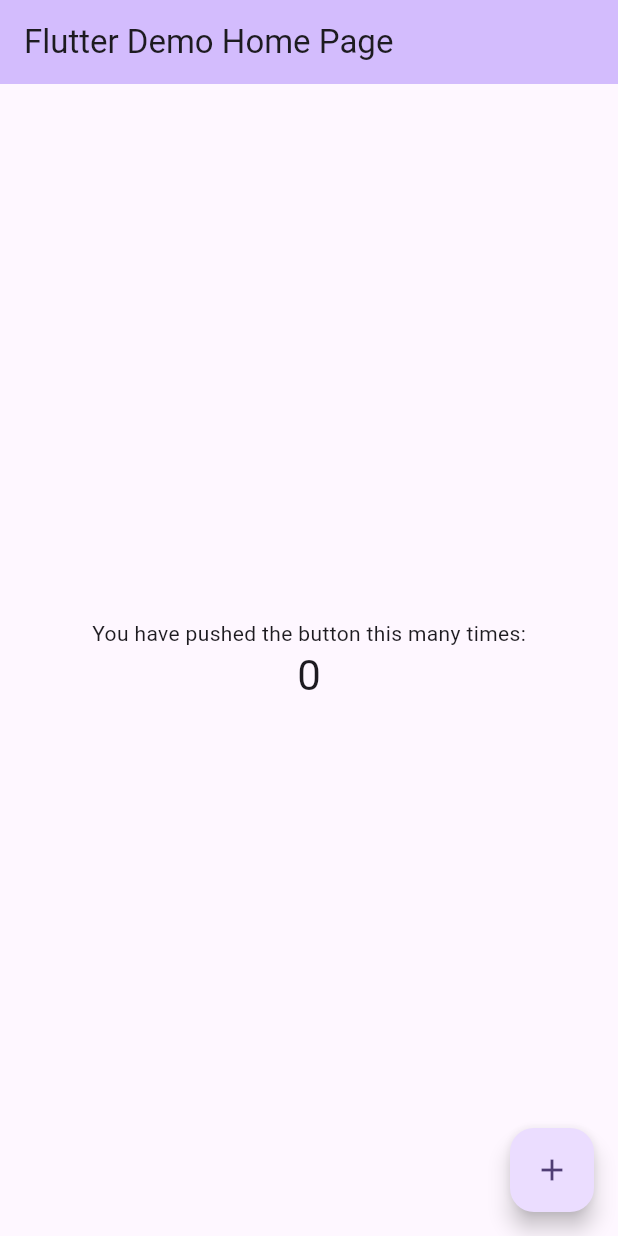
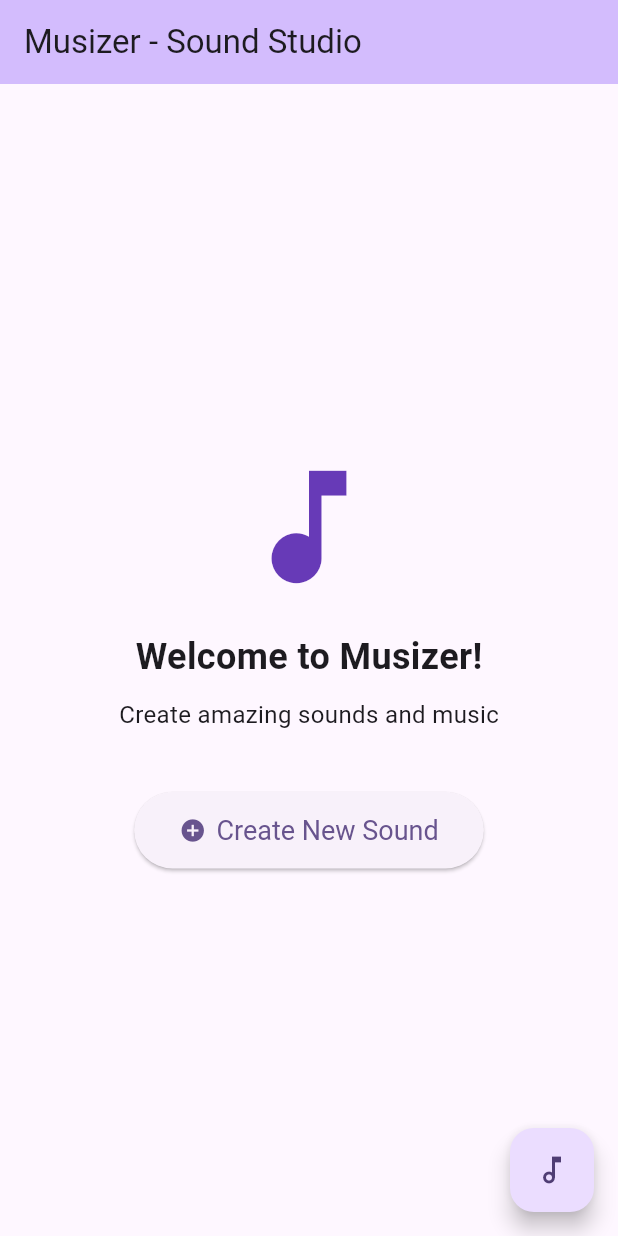
Before and after one commit to RubenPozoMolina/musizer, a Flutter app: the screen it shows after launch, on a phone screen of 412 x 824 dp. Run offline on Flutter 3.47's test engine with Material 3 defaults, Android fonts, the phone set to English and light mode, and no system bars.

Commit message:
Added button and form

```diff
--- a/lib/main.dart
+++ b/lib/main.dart
@@ -1,4 +1,5 @@
 import 'package:flutter/material.dart';
+import 'sound_creation_form.dart';
 
 void main() {
   runApp(const MyApp());
@@ -11,7 +12,7 @@
   @override
   Widget build(BuildContext context) {
     return MaterialApp(
-      title: 'Flutter Demo',
+      title: 'Musizer - Music Creation App',
       theme: ThemeData(
         // This is the theme of your application.
         //
@@ -30,7 +31,7 @@
         // tested with just a hot reload.
         colorScheme: ColorScheme.fromSeed(seedColor: Colors.deepPurple),
       ),
-      home: const MyHomePage(title: 'Flutter Demo Home Page'),
+      home: const MyHomePage(title: 'Musizer - Sound Studio'),
     );
   }
 }
@@ -54,69 +55,57 @@
 }
 
 class _MyHomePageState extends State<MyHomePage> {
-  int _counter = 0;
-
-  void _incrementCounter() {
-    setState(() {
-      // This call to setState tells the Flutter framework that something has
-      // changed in this State, which causes it to rerun the build method below
-      // so that the display can reflect the updated values. If we changed
-      // _counter without calling setState(), then the build method would not be
-      // called again, and so nothing would appear to happen.
-      _counter++;
-    });
+  void _openSoundCreationForm() {
+    Navigator.push(
+      context,
+      MaterialPageRoute(builder: (context) => const SoundCreationForm()),
+    );
   }
 
   @override
   Widget build(BuildContext context) {
-    // This method is rerun every time setState is called, for instance as done
-    // by the _incrementCounter method above.
-    //
-    // The Flutter framework has been optimized to make rerunning build methods
-    // fast, so that you can just rebuild anything that needs updating rather
-    // than having to individually change instances of widgets.
     return Scaffold(
       appBar: AppBar(
-        // TRY THIS: Try changing the color here to a specific color (to
-        // Colors.amber, perhaps?) and trigger a hot reload to see the AppBar
-        // change color while the other colors stay the same.
         backgroundColor: Theme.of(context).colorScheme.inversePrimary,
-        // Here we take the value from the MyHomePage object that was created by
-        // the App.build method, and use it to set our appbar title.
         title: Text(widget.title),
       ),
       body: Center(
-        // Center is a layout widget. It takes a single child and positions it
-        // in the middle of the parent.
         child: Column(
-          // Column is also a layout widget. It takes a list of children and
-          // arranges them vertically. By default, it sizes itself to fit its
-          // children horizontally, and tries to be as tall as its parent.
-          //
-          // Column has various properties to control how it sizes itself and
-          // how it positions its children. Here we use mainAxisAlignment to
-          // center the children vertically; the main axis here is the vertical
-          // axis because Columns are vertical (the cross axis would be
-          // horizontal).
-          //
-          // TRY THIS: Invoke "debug painting" (choose the "Toggle Debug Paint"
-          // action in the IDE, or press "p" in the console), to see the
-          // wireframe for each widget.
           mainAxisAlignment: MainAxisAlignment.center,
           children: <Widget>[
-            const Text('You have pushed the button this many times:'),
-            Text(
-              '$_counter',
-              style: Theme.of(context).textTheme.headlineMedium,
+            const Icon(
+              Icons.music_note,
+              size: 100,
+              color: Colors.deepPurple,
+            ),
+            const SizedBox(height: 20),
+            const Text(
+              'Welcome to Musizer!',
+              style: TextStyle(fontSize: 24, fontWeight: FontWeight.bold),
+            ),
+            const SizedBox(height: 10),
+            const Text(
+              'Create amazing sounds and music',
+              style: TextStyle(fontSize: 16),
+            ),
+            const SizedBox(height: 40),
+            ElevatedButton.icon(
+              onPressed: _openSoundCreationForm,
+              icon: const Icon(Icons.add_circle),
+              label: const Text('Create New Sound'),
+              style: ElevatedButton.styleFrom(
+                padding: const EdgeInsets.symmetric(horizontal: 30, vertical: 15),
+                textStyle: const TextStyle(fontSize: 18),
+              ),
             ),
           ],
         ),
       ),
       floatingActionButton: FloatingActionButton(
-        onPressed: _incrementCounter,
-        tooltip: 'Increment',
-        child: const Icon(Icons.add),
-      ), // This trailing comma makes auto-formatting nicer for build methods.
+        onPressed: _openSoundCreationForm,
+        tooltip: 'Create Sound',
+        child: const Icon(Icons.music_note_outlined),
+      ),
     );
   }
 }
```
Also changed, not shown: lib/sound_creation_form.dart (added, +243 -0 lines).
